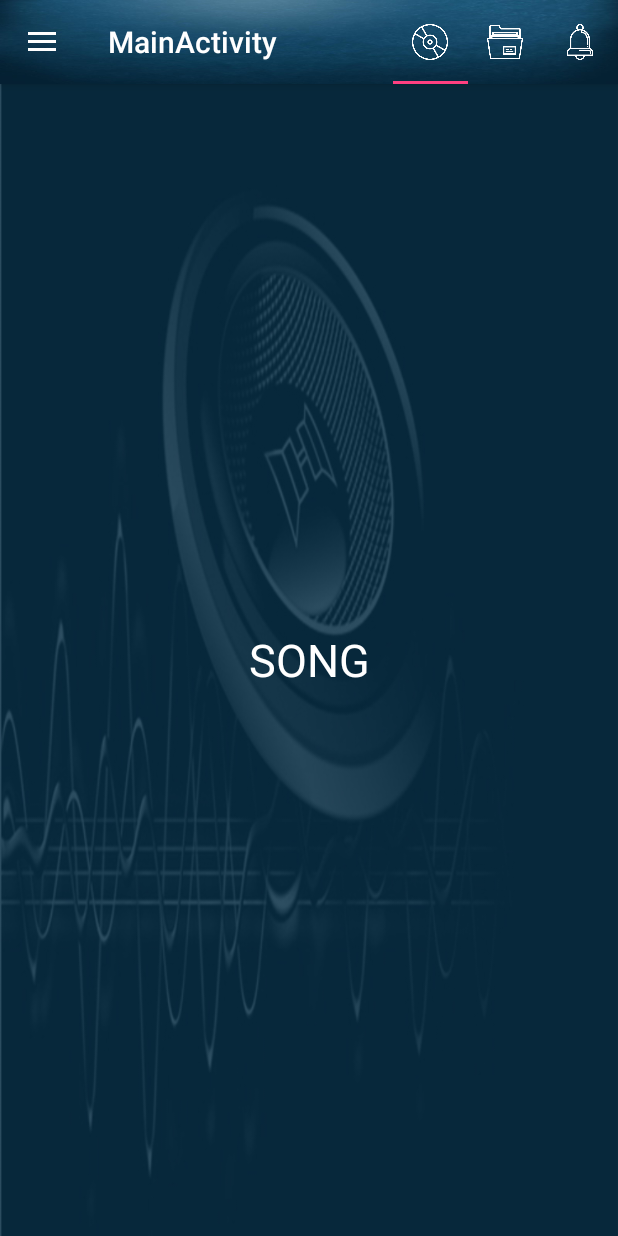
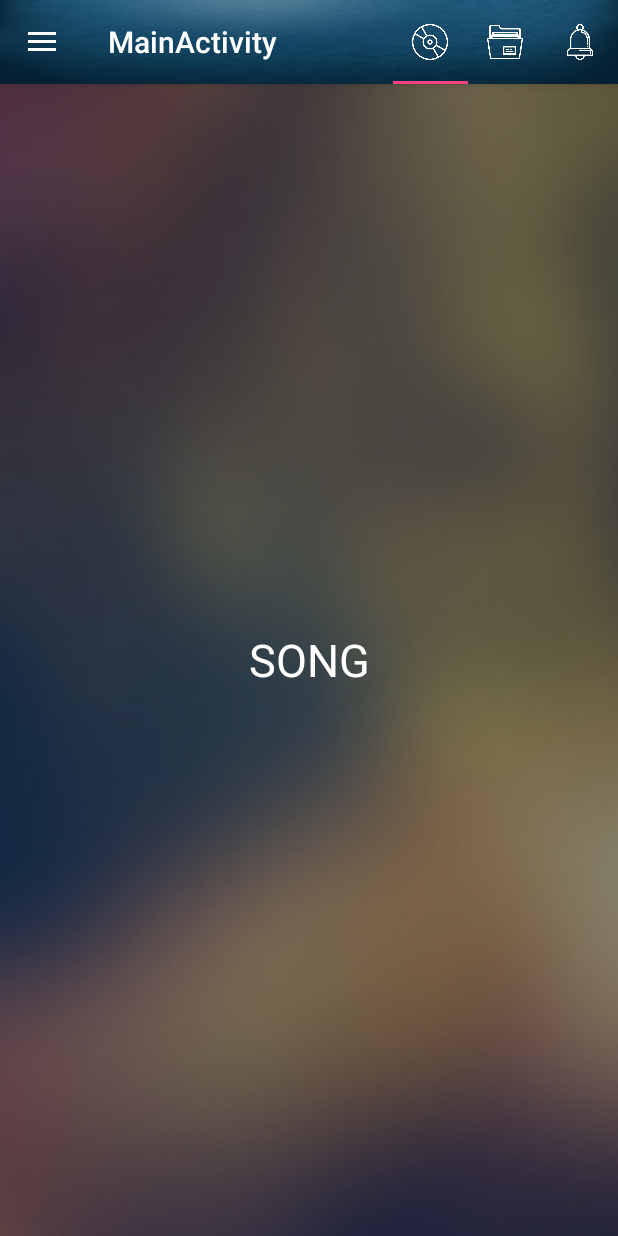
Before and after one commit to adrianlukito/EDmusicLO_1, an Android app: the screen it shows after launch (MainActivity), after a tap on "LOGIN", on a phone screen of 412 x 824 dp. Run offline under Robolectric (Android 15) with nearby library versions, the phone set to English and light mode, and no system bars.

Commit message:
Background Home Update

```diff
--- a/app/src/main/res/layout/app_bar_main.xml
+++ b/app/src/main/res/layout/app_bar_main.xml
@@ -5,7 +5,7 @@
     android:layout_width="match_parent"
     android:layout_height="match_parent"
     tools:context="edu.bluejack16_2.edmusiclo.MainActivity"
-    android:background="@drawable/speaker_wallpaper4">
+    android:background="@drawable/wallpaper12">
 
     <android.support.design.widget.AppBarLayout
         android:layout_width="match_parent"
```
Also changed, not shown: app/src/main/res/drawable/wallpaper12.jpg (added), app/src/main/res/drawable/wallpaper6.jpg (added).
